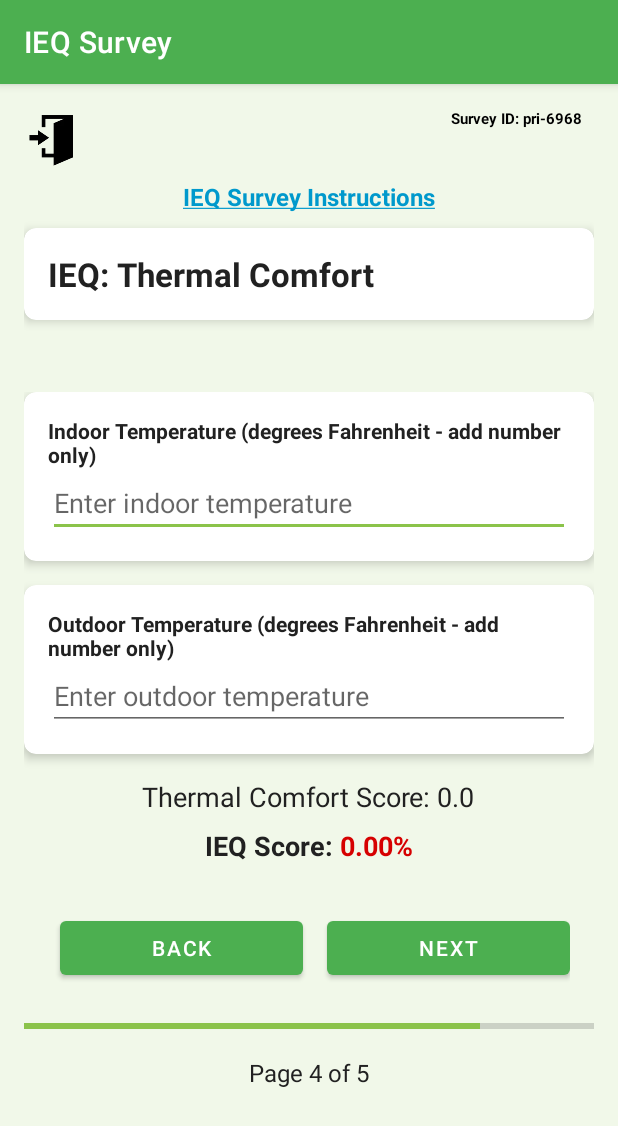
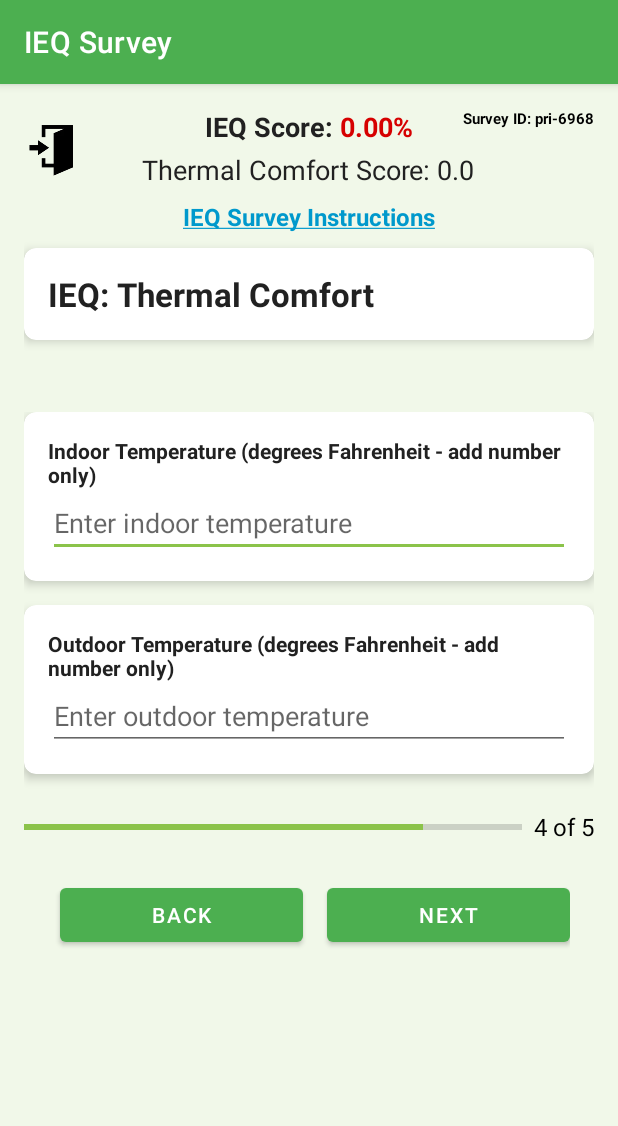
Before and after one commit to psbrar2002/IEQ-Project, an Android app: the ThermalComfortActivity2 screen opened directly, with no data from a screen before it, on a phone screen of 412 x 824 dp. Shown: the top 1126 px of the screen. Run offline under Robolectric (Android 15) with nearby library versions, the phone set to English and light mode, and no system bars; our stand-ins replace Firebase (no records; nobody signed in at launch, a user with empty details on screens opened directly).

Commit message:
Repositioned IEQ Score in the Fixed Header, Removed score from bottom, and finally improved styling on the progress bar.

```diff
--- a/app/src/main/res/layout/activity_thermal_comfort2.xml
+++ b/app/src/main/res/layout/activity_thermal_comfort2.xml
@@ -15,9 +15,11 @@
         android:padding="16dp">
 
         <!-- RelativeLayout to position elements at the top -->
+        <!-- RelativeLayout to position elements at the top -->
         <RelativeLayout
             android:layout_width="match_parent"
-            android:layout_height="wrap_content">
+            android:layout_height="wrap_content"
+            android:background="@android:color/transparent">
 
             <!-- Exit Button positioned at the top left -->
             <ImageButton
@@ -28,8 +30,41 @@
                 android:background="?attr/selectableItemBackgroundBorderless"
                 android:scaleType="fitCenter"
                 android:adjustViewBounds="true"
+                android:layout_marginStart="0dp"
+                android:layout_marginTop="0dp"
+                android:layout_marginBottom="0dp"
                 android:layout_alignParentStart="true"
+                android:layout_centerVertical="true"
                 android:backgroundTint="@android:color/holo_red_dark" />
+
+            <!-- LinearLayout to hold IEQ Score and HVAC Score -->
+            <LinearLayout
+                android:layout_width="wrap_content"
+                android:layout_height="wrap_content"
+                android:orientation="vertical"
+                android:layout_centerInParent="true"
+                android:gravity="center">
+
+                <!-- IEQ Score -->
+                <TextView
+                    android:id="@+id/ieqScoreTextView2"
+                    android:layout_width="wrap_content"
+                    android:layout_height="wrap_content"
+                    android:text="IEQ Score: 0%"
+                    android:textStyle="bold"
+                    android:gravity="center"
+                    android:textSize="18sp" />
+
+                <!-- IAQ Score positioned below IEQ Score -->
+                <TextView
+                    android:id="@+id/thermalComfortScoreTextView2"
+                    android:layout_width="wrap_content"
+                    android:layout_height="wrap_content"
+                    android:text="IAQ Score: 0"
+                    android:textSize="18sp"
+                    android:layout_marginTop="4dp" /> <!-- Add margin for spacing -->
+
+            </LinearLayout>
 
             <!-- Survey ID TextView positioned at the top right -->
             <TextView
@@ -37,7 +72,7 @@
                 android:layout_width="wrap_content"
                 android:layout_height="wrap_content"
                 android:layout_alignParentEnd="true"
-                android:layout_marginEnd="8dp"
+                android:layout_marginEnd="0dp"
                 android:text="Survey ID: "
                 android:textColor="@android:color/black"
                 android:textSize="10sp"
@@ -155,26 +190,38 @@
                 </LinearLayout>
             </androidx.cardview.widget.CardView>
 
-            <!-- Thermal Comfort Score -->
-            <TextView
-                android:id="@+id/thermalComfortScoreTextView2"
-                android:layout_width="wrap_content"
+            <androidx.constraintlayout.widget.ConstraintLayout
+                android:layout_width="match_parent"
                 android:layout_height="wrap_content"
-                android:text="Thermal Comfort Score: 0.0"
-                android:textSize="18sp"
-                android:layout_marginBottom="8dp"
-                android:layout_gravity="center_horizontal"/>
+                android:layout_marginTop="8dp"
+                android:layout_marginBottom="8dp">
 
-            <!-- IEQ Score -->
-            <TextView
-                android:id="@+id/ieqScoreTextView2"
-                android:layout_width="wrap_content"
-                android:layout_height="wrap_content"
-                android:text="IEQ Score: 0.0"
-                android:textStyle="bold"
-                android:textSize="18sp"
-                android:layout_marginBottom="16dp"
-                android:layout_gravity="center_horizontal"/>
+                <!-- Progress Bar -->
+                <ProgressBar
+                    android:id="@+id/progressBar"
+                    android:layout_width="0dp"
+                    android:layout_height="8dp"
+                    android:layout_marginEnd="8dp"
+                    style="?android:attr/progressBarStyleHorizontal"
+                    android:progress="80"
+                    android:max="100"
+                    app:layout_constraintStart_toStartOf="parent"
+                    app:layout_constraintEnd_toStartOf="@id/pageCounter"
+                    app:layout_constraintTop_toTopOf="parent"
+                    app:layout_constraintBottom_toBottomOf="parent" />
+
+                <!-- Page Counter TextView -->
+                <TextView
+                    android:id="@+id/pageCounter"
+                    android:layout_width="wrap_content"
+                    android:layout_height="wrap_content"
+                    android:text="4 of 5"
+                    android:textSize="16sp"
+                    android:textColor="@android:color/black"
+                    app:layout_constraintEnd_toEndOf="parent"
+                    app:layout_constraintTop_toTopOf="parent"
+                    app:layout_constraintBottom_toBottomOf="parent" />
+            </androidx.constraintlayout.widget.ConstraintLayout>
 
             <!-- Navigation Buttons -->
             <LinearLayout
@@ -206,27 +253,7 @@
 
             </LinearLayout>
 
-            <!-- Progress Bar -->
-            <ProgressBar
-                android:id="@+id/progressBar"
-                android:layout_width="match_parent"
-                android:layout_height="8dp"
-                android:layout_marginTop="8dp"
-                android:layout_marginBottom="8dp"
-                style="?android:attr/progressBarStyleHorizontal"
-                android:progress="80"
-                android:max="100" />
 
-            <!-- Page Counter at the bottom -->
-            <TextView
-                android:id="@+id/pageCounter"
-                android:layout_width="wrap_content"
-                android:layout_height="wrap_content"
-                android:layout_marginTop="8dp"
-                android:layout_marginBottom="8dp"
-                android:text="Page 4 of 5"
-                android:textSize="16sp"
-                android:layout_gravity="center_horizontal" />
         </LinearLayout>
     </ScrollView>
 </LinearLayout>
```
